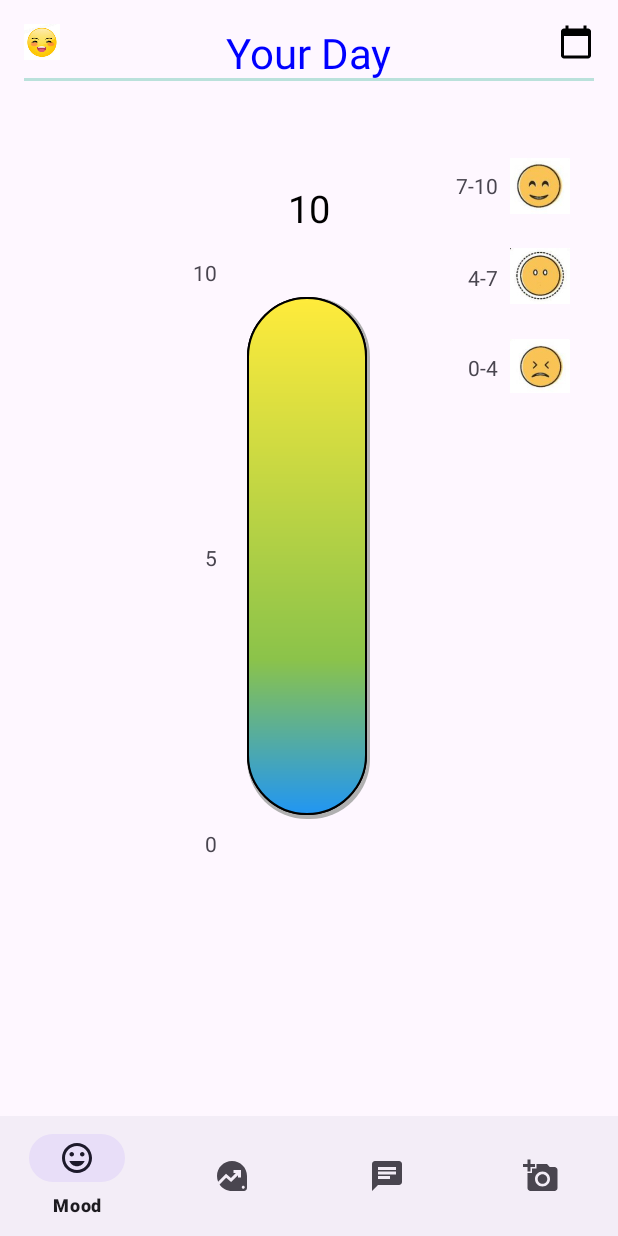
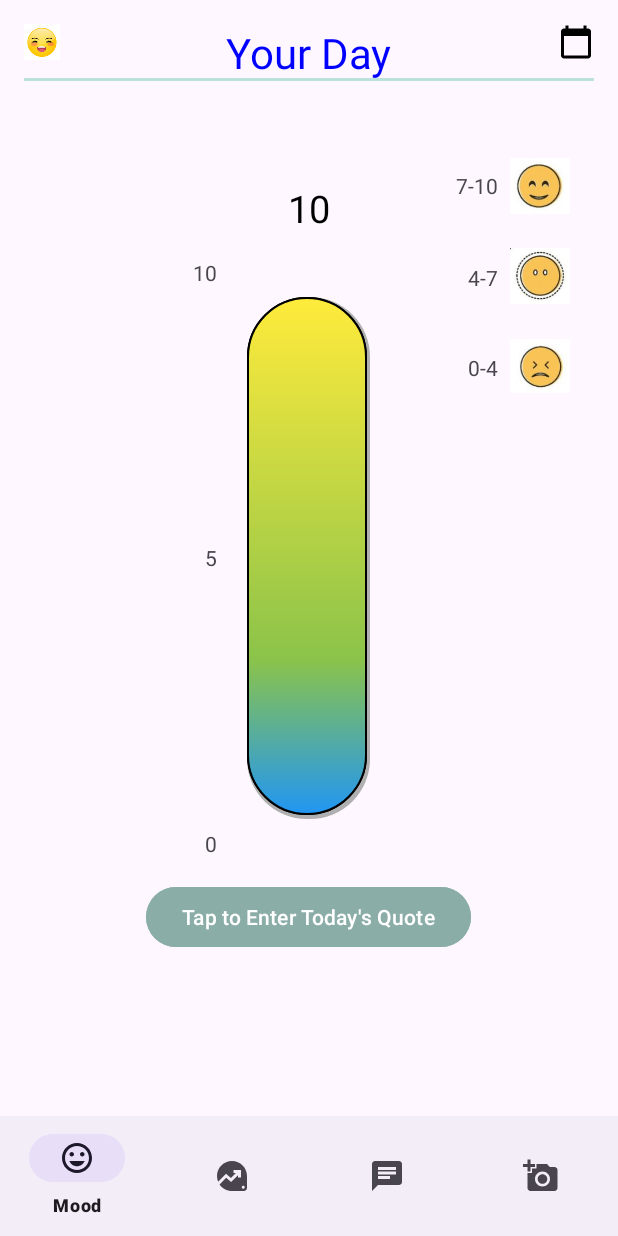
Before and after one commit to CS5520FeinbergFall2023/group-project-group-18, an Android app: the screen it shows after launch once a user with an empty profile is signed in (MainActivity), on a phone screen of 412 x 824 dp. Run offline under Robolectric (Android 15) with nearby library versions, the phone set to English and light mode, and no system bars; our stand-ins replace Firebase (no records; nobody signed in at launch, a user with empty details on screens opened directly).

```diff
--- a/app/src/main/res/layout/fragment_mood.xml
+++ b/app/src/main/res/layout/fragment_mood.xml
@@ -183,4 +183,15 @@
         android:text="0"
         android:layout_marginRight="16dp"/>
 
+    <Button
+        android:id="@+id/enterDailyQuoteBtn"
+        android:layout_width="wrap_content"
+        android:layout_height="wrap_content"
+        android:layout_below="@id/FrameSeekBar"
+        android:layout_marginTop="15dp"
+        android:layout_centerHorizontal="true"
+        android:backgroundTint="@color/mid"
+        android:text="Tap to Enter Today's Quote"
+        />
+
 </RelativeLayout>
```
